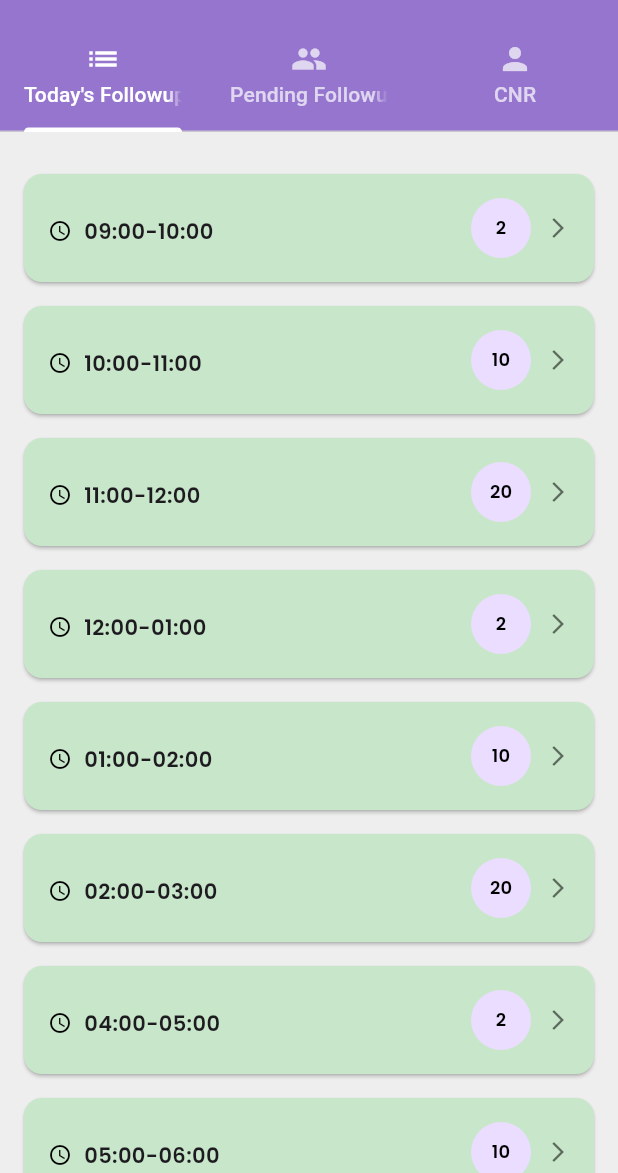
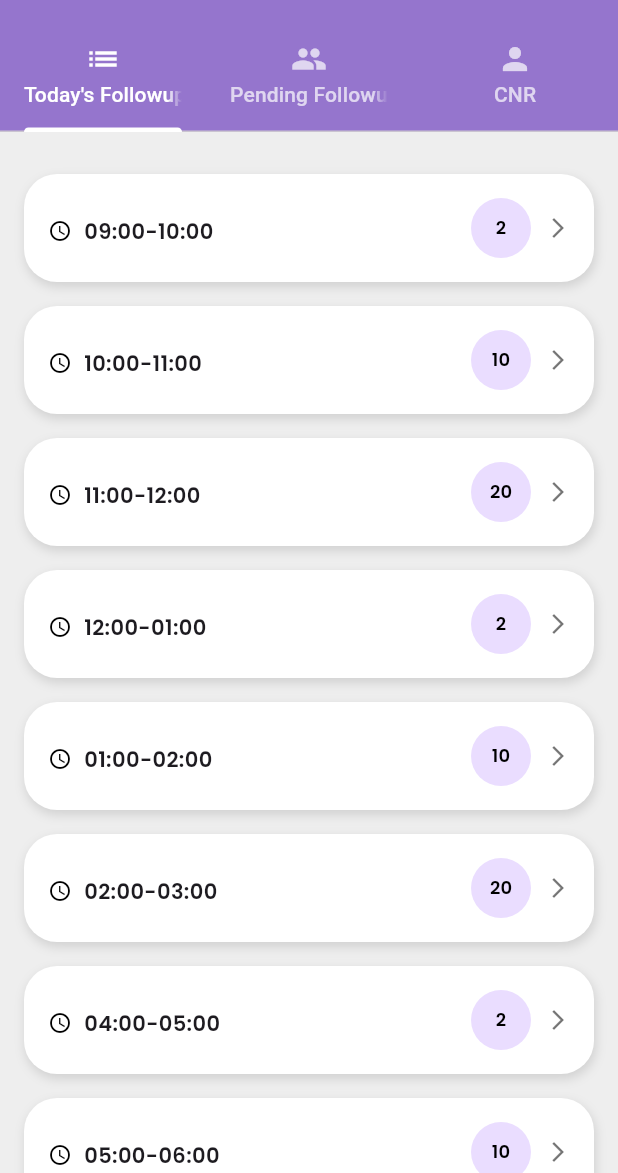
Before and after one commit to meet-shiyaniya/staff_lead_mgt, a Flutter app: the FollowupAndCnrScreen screen opened directly, on a phone screen of 412 x 824 dp, the part 63-1236 px from its top. Run offline on Flutter 3.47's test engine with Material 3 defaults, Android fonts, the phone set to English and light mode, and no system bars; our stand-ins replace animate_do, auto_size_text, dotted_border, dropdown_button2, emoji_picker_flutter, fl_chart and 13 more; missing offline and left inert: switcher_button; accounts and stored records are empty; network calls fail.

Commit message:
inquiry management module added

```diff
--- a/lib/Inquiry_Management/Inquiry Management Screens/Followup Screen/cnr_Screen.dart
+++ b/lib/Inquiry_Management/Inquiry Management Screens/Followup Screen/cnr_Screen.dart
@@ -1,13 +1,10 @@
 import 'package:dropdown_button2/dropdown_button2.dart';
-import 'package:flutter/cupertino.dart';
 import 'package:flutter/material.dart';
-
 import '../../Model/category_Model.dart';
 import '../../Model/followup_Model.dart';
 import '../../Utils/Custom widgets/custom_buttons.dart';
 import '../../Utils/Custom widgets/custom_dialog.dart';
 import '../../Utils/Custom widgets/pending_Card.dart';
-// import '../../test_Screen.dart';
 import 'list_filter_Screen.dart';
 
 class CnrScreen extends StatefulWidget {
--- a/lib/Inquiry_Management/Inquiry Management Screens/Followup Screen/todays_Lead_Screen.dart
+++ b/lib/Inquiry_Management/Inquiry Management Screens/Followup Screen/todays_Lead_Screen.dart
@@ -44,21 +44,22 @@ class ShiftCard extends StatelessWidget {
 
 
 
-  List<Color> colorList=[Colors.green.shade100,Colors.orange.shade100,Colors.deepPurple.shade100,Colors.red.shade100,Colors.lightBlue.shade100];
-
-  Color _getrandomcolor(){
-    final _random=Random();
-    return colorList[_random.nextInt(colorList.length)];
-  }
   @override
   Widget build(BuildContext context) {
     return GestureDetector(
       onTap: () {
         Navigator.push(context, MaterialPageRoute(builder: (context) => TimingScreen(),));
       },
-      child: Card(
+      child: Container(
+        decoration: BoxDecoration(
+          borderRadius: BorderRadius.circular(22),
+          color: Colors.white,
+          boxShadow: [
+            BoxShadow(color: Colors.black12, blurRadius: 5, offset: Offset(1, 3)),
+          ]
+
+        ),
         margin: EdgeInsets.symmetric(horizontal: 16.0, vertical: 8.0),
-        color: _getrandomcolor(),
         child: Padding(
           padding: const EdgeInsets.all(16.0),
           child: Row(
--- a/lib/Inquiry_Management/Inquiry_Management_Screen.dart
+++ b/lib/Inquiry_Management/Inquiry_Management_Screen.dart
@@ -1,14 +1,10 @@
 import 'package:auto_size_text/auto_size_text.dart';
 import 'package:fl_chart/fl_chart.dart';
 import 'package:flutter/material.dart';
-import 'package:lottie/lottie.dart';
-import '../social_module/colors/colors.dart';
 import 'Inquiry Management Screens/all_inquiries_Screen.dart';
 import 'Inquiry Management Screens/assign_to_other_Screen.dart';
-import 'Inquiry Management Screens/contact_block_Screen.dart';
 import 'Inquiry Management Screens/dismiss_request_Screen.dart';
 import 'Inquiry Management Screens/followup_and_cnr_Screen.dart';
-import 'Utils/Custom widgets/custom_widgets.dart';
 import 'Utils/category_Card.dart';
 
 class InquiryManagementScreen extends StatefulWidget {
```
